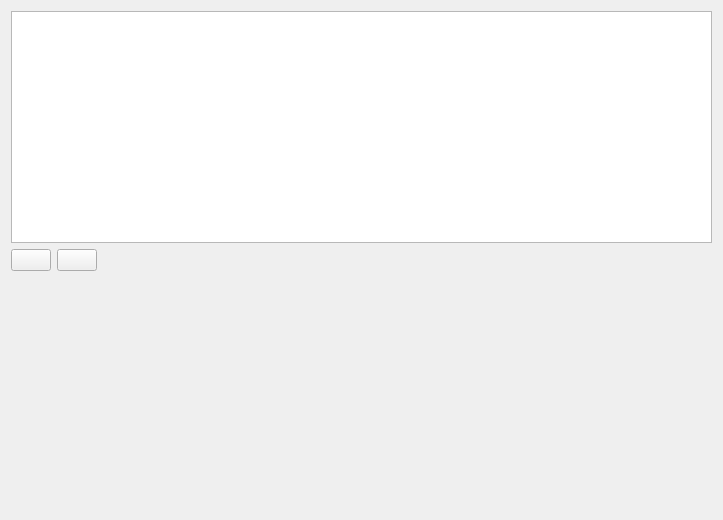
Before: the Qt Designer form src/ui/layout/qgsreportorganizerwidgetbase.ui in carsmie/QGIS, drawn with Qt 5.
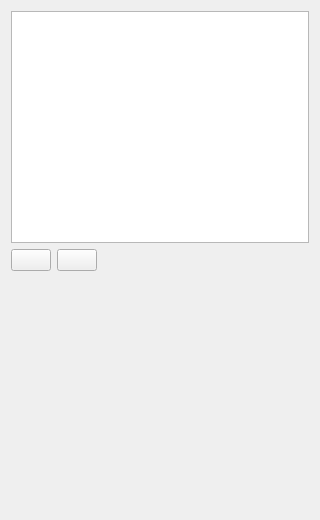
After: the same form once the commit is applied. Icons and pictures are not drawn.

Commit message:
[reports] Reduce minimum width of report organiser dock
Fixes #25916

```diff
--- a/src/ui/layout/qgsreportorganizerwidgetbase.ui
+++ b/src/ui/layout/qgsreportorganizerwidgetbase.ui
@@ -6,13 +6,13 @@
    <rect>
     <x>0</x>
     <y>0</y>
-    <width>723</width>
+    <width>320</width>
     <height>520</height>
    </rect>
   </property>
   <property name="minimumSize">
    <size>
-    <width>425</width>
+    <width>320</width>
     <height>300</height>
    </size>
   </property>
```
